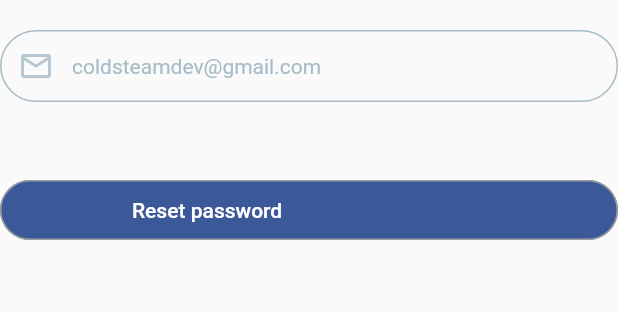
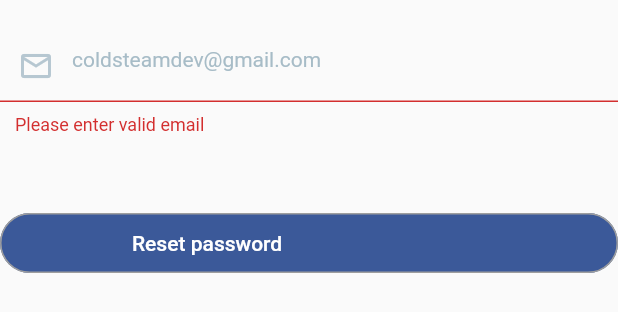
Before and after one commit to goldenal/gig_worker, a Flutter app: what forgetPassword() shows on an empty page, opened directly, after a tap on "Reset password", on a phone screen of 412 x 824 dp. Shown: the top 312 px of the screen. Run offline on Flutter 3.47's test engine with Material 2 defaults, Android fonts, the phone set to English and light mode, and no system bars; our stand-ins replace cloud_firestore, firebase_auth, firebase_core, flutter_spinkit; accounts and stored records are empty.

Commit message:
added splash screen and fixed forget password section this time

```diff
--- a/lib/screens/authenticate/sign_in.dart
+++ b/lib/screens/authenticate/sign_in.dart
@@ -1,3 +1,4 @@
+import 'package:flutter_spinkit/flutter_spinkit.dart';
 import 'package:gig_worker/services/auth.dart';
 import 'package:flutter/material.dart';
 import 'package:gig_worker/palette/palette.dart';
@@ -192,7 +193,9 @@ class _SignInState extends State<SignIn> {
           // Bottom buttons
         ],
       ) :
-      Center(child: CircularProgressIndicator(),
+      Center(child: SpinKitWanderingCubes(
+        color: Color(0xFF3B5999),
+      ),
       ),
     );
   }
--- a/lib/screens/home/home.dart
+++ b/lib/screens/home/home.dart
@@ -105,11 +105,11 @@ void initState() {
       stream: _usersStream,
       builder: (BuildContext context, AsyncSnapshot<QuerySnapshot> snapshot){
         if (snapshot.hasError) {
-          return Text('Something went wrong');
+          return Center(child: Text('Something went wrong'));
         }
 
         if (snapshot.connectionState == ConnectionState.waiting) {
-          return Text("Loading");
+          return Center(child: CircularProgressIndicator(),);
         }
 
         return new ListView(
--- a/lib/screens/tools/bottomsheet.dart
+++ b/lib/screens/tools/bottomsheet.dart
@@ -1,7 +1,9 @@
 import 'package:flutter/material.dart';
+import 'package:flutter_spinkit/flutter_spinkit.dart';
 import 'package:gig_worker/screens/tools/mtextButton.dart';
 import 'package:gig_worker/screens/tools/mtextfield.dart';
 import 'package:gig_worker/palette/palette.dart';
+import 'package:gig_worker/services/auth.dart';
 
 void showForgetPassword(BuildContext context){
   showModalBottomSheet(context: context, builder: (context){
@@ -22,16 +24,80 @@ class forgetPassword extends StatefulWidget {
 
 class _forgetPasswordState extends State<forgetPassword> {
   final _formkey = GlobalKey<FormState>();
+  bool _loading = false;
   @override
   Widget build(BuildContext context) {
-    return Form(
+    return  Form(
       key: _formkey,
       child: Column(
         children: <Widget>[
           SizedBox(height: 20,),
           buildTextField(),
           SizedBox(height: 40,),
-          buildTextButton("Reset password",Palette.facebookColor),
+          buildTextButton("Reset password",Palette.facebookColor,context),
+          _loading == true ? CircularProgressIndicator(): Text("")
+
+
+        ],
+      ),
+    );
+  }
+  void submitForgetPasswordForm(BuildContext context){
+    if(_formkey.currentState!.validate()){
+      setState(() {
+        _loading = true;
+      });
+      AuthServices().resetPassword(emailController.text.trim()).then((value) {
+        if(value == "Email sent"){
+          setState(() {
+            _loading = false;
+          });
+
+          Navigator.pop(context);
+          ScaffoldMessenger.of(context).showSnackBar(SnackBar(
+            content: Text("Check your mail for reset link"),
+            backgroundColor: Colors.green.shade500,)
+          );
+
+
+        }else{
+          setState(() {
+            _loading = false;
+          });
+          Navigator.pop(context);
+          ScaffoldMessenger.of(context).showSnackBar(SnackBar(
+            content: Text("An Error Occurred "),
+            backgroundColor: Colors.red.shade400,)
+          );
+
+        }
+
+      });
+
+    }
+  }
+
+  TextButton buildTextButton(
+      String title, Color backgroundColor,BuildContext context) {
+    return TextButton(
+      onPressed: (){
+        submitForgetPasswordForm(context);
+      },
+      style: TextButton.styleFrom(
+          side: BorderSide(width: 1, color: Colors.grey),
+          minimumSize: Size(145, 40),
+          shape:
+          RoundedRectangleBorder(borderRadius: BorderRadius.circular(20)),
+          primary: Colors.white,
+          backgroundColor: backgroundColor),
+      child: Row(
+
+        children: [
+          SizedBox(width: 80,),
+          Center(
+            child: Text(
+              title,),
+          ),
 
 
         ],
--- a/lib/screens/tools/mtextButton.dart
+++ b/lib/screens/tools/mtextButton.dart
@@ -1,10 +1,10 @@
 import 'package:flutter/material.dart';
 
-
+// VoidCallback onTapped
 TextButton buildTextButton(
      String title, Color backgroundColor) {
   return TextButton(
-    onPressed: () {},
+    onPressed: (){},
     style: TextButton.styleFrom(
         side: BorderSide(width: 1, color: Colors.grey),
         minimumSize: Size(145, 40),
--- a/lib/screens/wrapper.dart
+++ b/lib/screens/wrapper.dart
@@ -11,7 +11,7 @@ class Wrapper extends StatelessWidget {
   @override
   Widget build(BuildContext context) {
     return MaterialApp(
-        debugShowCheckedModeBanner: false,
+
       home: decide(),
 
 
@@ -22,5 +22,9 @@ class Wrapper extends StatelessWidget {
     FirebaseAuth auth =FirebaseAuth.instance;
     if(auth.currentUser == null)return SignIn();
     else{ return Home();}
+    //Color(0xFF3B5999)
+
+
   }
+
 }
--- a/lib/services/auth.dart
+++ b/lib/services/auth.dart
@@ -55,7 +55,7 @@ Future<String> resetPassword(String email)async{
   catch (e) {
     return "error occured";
   }
-  return "";
+
 }
 void signOut(){
   auth.signOut();
```
Also changed, not shown: lib/main.dart (+32 -7 lines), pubspec.yaml (+77 -2 lines), images/background.jpg, images/logo.png, pubspec.lock, 14 other files.
